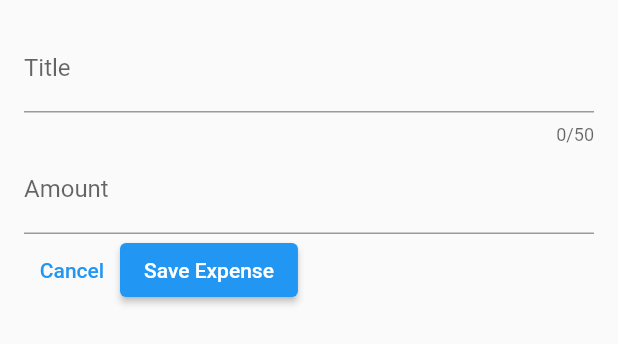
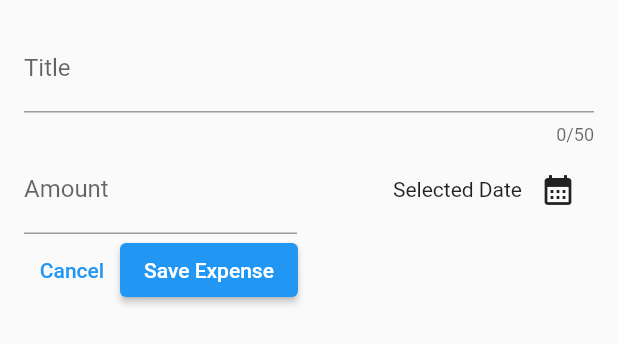
Before and after one commit to godomainz/expense_tracker, a Flutter app: the NewExpense widget shown alone on an empty page, opened directly, on a phone screen of 412 x 824 dp. Shown: the top 344 px of the screen. Run offline on Flutter 3.47's test engine with Material 2 defaults, Android fonts, the phone set to English and light mode, and no system bars.

Commit message:
112. Showing a Date Picker

```diff
--- a/lib/widgets/new_expense.dart
+++ b/lib/widgets/new_expense.dart
@@ -10,6 +10,17 @@ class NewExpense extends StatefulWidget {
 class _NewExpenseState extends State<NewExpense> {
   final _titleController = TextEditingController();
   final _amountController = TextEditingController();
+
+  void _presentDatePicker() {
+    final now = DateTime.now();
+    final firstDate = DateTime(now.year - 1, now.month, now.day);
+
+    showDatePicker(
+        context: context,
+        initialDate: now,
+        firstDate: firstDate,
+        lastDate: now);
+  }
 
   @override
   void dispose() {
@@ -29,13 +40,33 @@ class _NewExpenseState extends State<NewExpense> {
             maxLength: 50,
             decoration: const InputDecoration(label: Text("Title")),
           ),
-          TextField(
+          Row(
+            children: [
+              Expanded(
+                child: TextField(
                   controller: _amountController,
                   decoration: const InputDecoration(
                     prefixText: '\$ ',
                     label: Text("Amount"),
                   ),
                   keyboardType: TextInputType.number,
+                ),
+              ),
+              const SizedBox(width: 16),
+              Expanded(
+                  child: Row(
+                mainAxisAlignment: MainAxisAlignment.end,
+                crossAxisAlignment: CrossAxisAlignment.center,
+                children: [
+                  const Text("Selected Date"),
+                  IconButton(
+                      onPressed: _presentDatePicker,
+                      icon: const Icon(
+                        Icons.calendar_month,
+                      ))
+                ],
+              ))
+            ],
           ),
           Row(
             children: [
```
Lines whose indentation alone changed are shown as unchanged.
